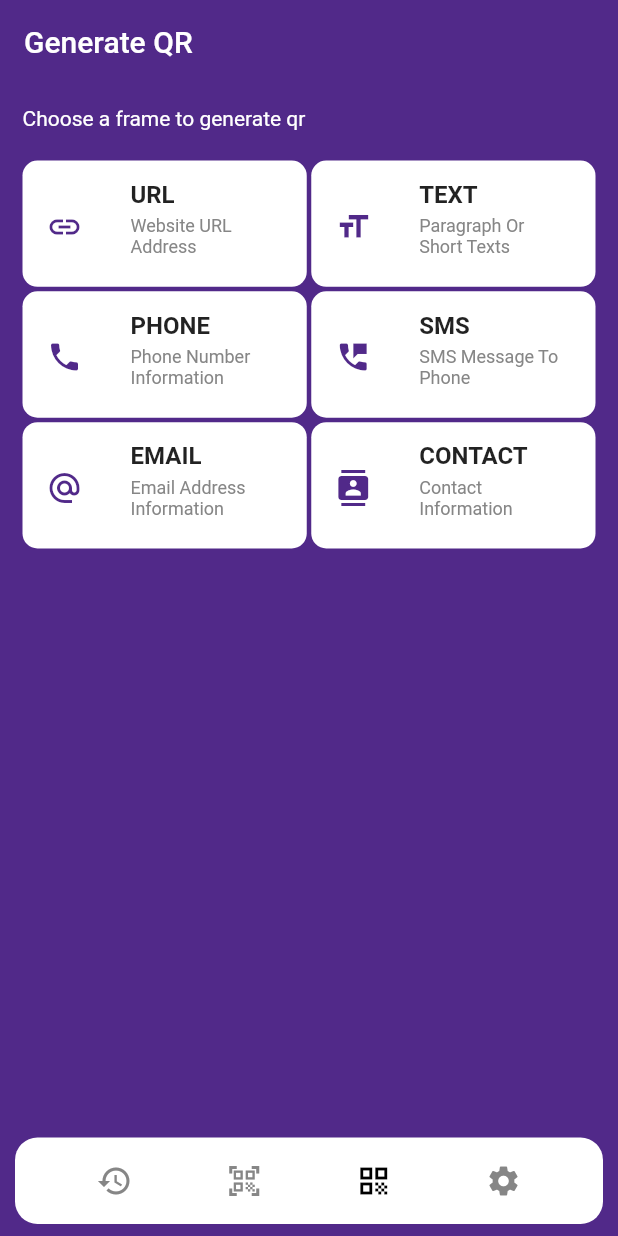
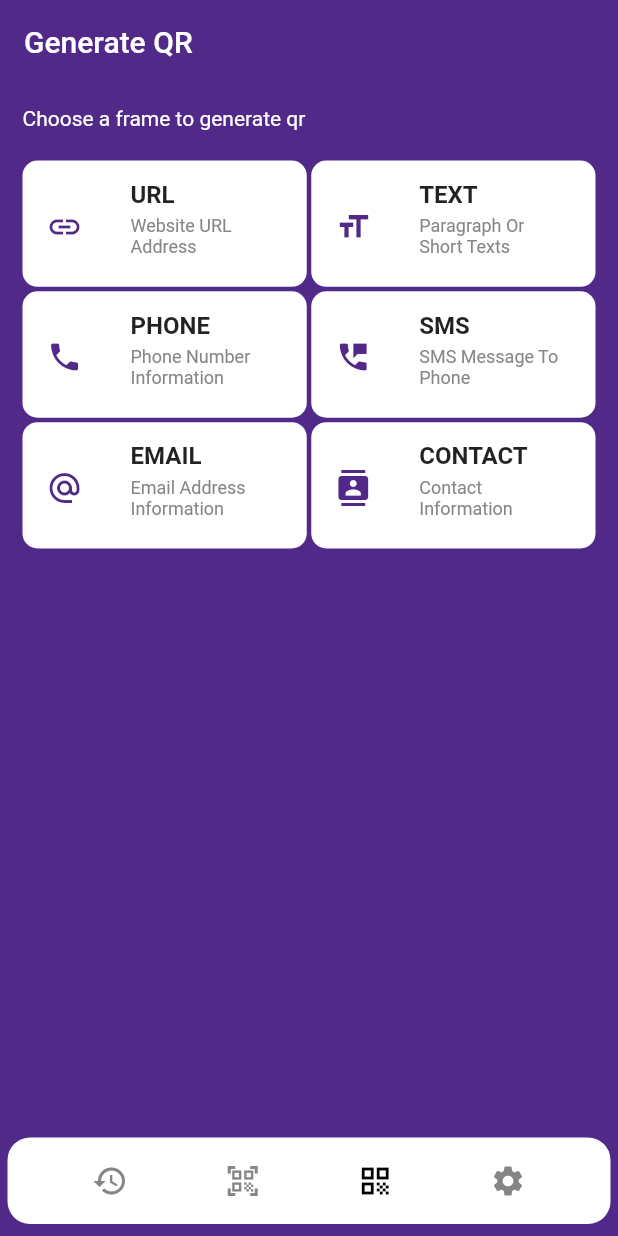
Before and after one commit to kedrakk/qrscannerapp, a Flutter app: the screen it shows after launch, item 3 of the bottom bar chosen, on a phone screen of 412 x 824 dp. Run offline on Flutter 3.47's test engine with Material 2 defaults, Android fonts, the phone set to English and light mode, and no system bars; our stand-ins replace flutter_svg, get, get_storage, google_mobile_ads, hive, hive_flutter and 5 more; missing offline and left inert: mobile_scanner, scan; accounts and stored records are empty; network calls fail.

Commit message:
app icon

```diff
--- a/lib/screen/home.dart
+++ b/lib/screen/home.dart
@@ -19,12 +19,12 @@ class HomePage extends StatelessWidget {
             mainAxisSize: MainAxisSize.min,
             children: [
               SizedBox(
-                height: MediaQuery.of(context).size.height * 1 / 10,
+                height: MediaQuery.of(context).size.height * .08,
                 child: const ShowBannerAdsPage(),
               ),
               Container(
                 height: MediaQuery.of(context).size.height * .07,
-                margin: const EdgeInsets.symmetric(horizontal: 10, vertical: 8),
+                margin: const EdgeInsets.symmetric(horizontal: 5, vertical: 8),
                 padding: const EdgeInsets.all(4),
                 decoration: BoxDecoration(
                   color: MyColor.white,
```
Also changed, not shown: assets/images/appicon.png, 28 other files.
